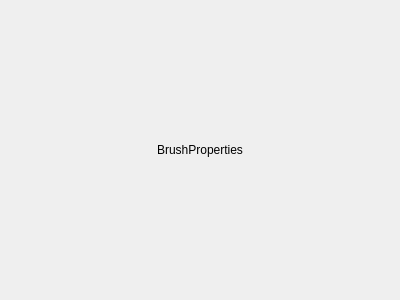
Before: the Qt Designer form brushproperties.ui in zxjorge/SpriteED, drawn with Qt 5.
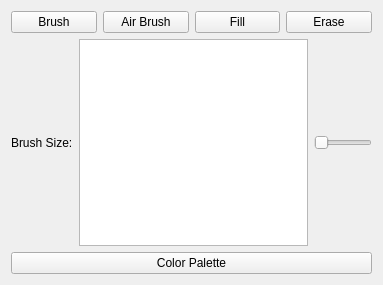
After: the same form once the commit is applied.

Commit message: Created the brush properties UI. Added a color palette.

Patch:
```diff
--- a/brushproperties.ui
+++ b/brushproperties.ui
@@ -6,8 +6,8 @@
    <rect>
     <x>0</x>
     <y>0</y>
-    <width>400</width>
-    <height>300</height>
+    <width>383</width>
+    <height>285</height>
    </rect>
   </property>
   <property name="windowTitle">
@@ -15,12 +15,69 @@
   </property>
   <layout class="QVBoxLayout" name="verticalLayout">
    <item>
-    <widget class="QLabel" name="label">
+    <layout class="QHBoxLayout" name="horizontalLayout">
+     <item>
+      <widget class="QPushButton" name="brushButton">
+       <property name="text">
+        <string>Brush</string>
+       </property>
+      </widget>
+     </item>
+     <item>
+      <widget class="QPushButton" name="airBrushButton">
+       <property name="text">
+        <string>Air Brush</string>
+       </property>
+      </widget>
+     </item>
+     <item>
+      <widget class="QPushButton" name="fillButton">
+       <property name="text">
+        <string>Fill</string>
+       </property>
+      </widget>
+     </item>
+     <item>
+      <widget class="QPushButton" name="eraseButton">
+       <property name="text">
+        <string>Erase</string>
+       </property>
+      </widget>
+     </item>
+    </layout>
+   </item>
+   <item>
+    <layout class="QHBoxLayout" name="horizontalLayout_3">
+     <item>
+      <widget class="QLabel" name="brushSizeLabel">
+       <property name="text">
+        <string>Brush Size:</string>
+       </property>
+      </widget>
+     </item>
+     <item>
+      <widget class="QTextEdit" name="brushSizeTextBox">
+       <property name="baseSize">
+        <size>
+         <width>0</width>
+         <height>0</height>
+        </size>
+       </property>
+      </widget>
+     </item>
+     <item>
+      <widget class="QSlider" name="brushSizeSlider">
+       <property name="orientation">
+        <enum>Qt::Horizontal</enum>
+       </property>
+      </widget>
+     </item>
+    </layout>
+   </item>
+   <item>
+    <widget class="QPushButton" name="colorPaletteButton">
      <property name="text">
-      <string>BrushProperties</string>
-     </property>
-     <property name="alignment">
-      <set>Qt::AlignCenter</set>
+      <string>Color Palette</string>
      </property>
     </widget>
    </item>
```
The commit also changes 2 other files.
